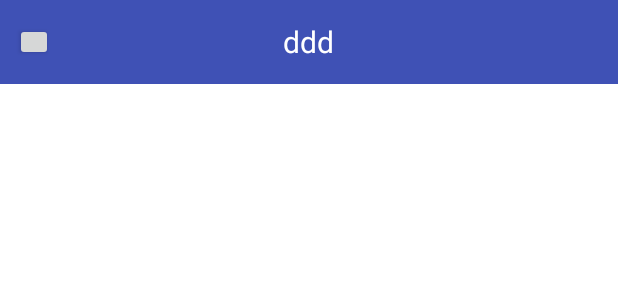
After one commit to Conanmxy/coolweather, an Android app: the layout choose_area.xml on its own in the app's theme, with its tools: preview values and no code run, on a phone screen of 412 x 824 dp. The commit adds this screen. Shown: the top 300 px of the screen. Run offline under Robolectric (Android 15) with nearby library versions, the phone set to English and light mode, and no system bars.

Commit message:
完成省市县三级列表的功能

```diff
--- a/app/src/main/AndroidManifest.xml
+++ b/app/src/main/AndroidManifest.xml
@@ -2,6 +2,7 @@
 <manifest xmlns:android="http://schemas.android.com/apk/res/android"
     package="com.coolweather.android">
 
+    <uses-permission android:name="android.permission.INTERNET"/>
     <application
         android:name="org.litepal.LitePalApplication"
         android:allowBackup="true"
--- /dev/null
+++ b/app/src/main/res/layout/choose_area.xml
@@ -0,0 +1,37 @@
+<?xml version="1.0" encoding="utf-8"?>
+<LinearLayout
+    xmlns:android="http://schemas.android.com/apk/res/android"
+    android:orientation="vertical"
+    android:layout_width="match_parent"
+    android:layout_height="match_parent"
+    android:background="#fff">
+
+    <RelativeLayout
+        android:layout_width="match_parent"
+        android:layout_height="?attr/actionBarSize"
+        android:background="?attr/colorPrimary">
+
+        <TextView
+            android:layout_width="wrap_content"
+            android:layout_height="wrap_content"
+            android:id="@+id/title_text"
+            android:layout_centerInParent="true"
+            android:textColor="#fff"
+            android:textSize="20sp"
+            android:text="ddd"/>
+
+        <Button
+            android:layout_width="25dp"
+            android:layout_height="25dp"
+            android:id="@+id/back_button"
+            android:layout_marginLeft="10dp"
+            android:layout_alignParentLeft="true"
+            android:layout_centerVertical="true"/>
+
+    </RelativeLayout>
+
+    <ListView
+        android:layout_width="match_parent"
+        android:layout_height="match_parent"
+        android:id="@+id/list_view"/>
+</LinearLayout>
--- a/app/src/main/res/values/styles.xml
+++ b/app/src/main/res/values/styles.xml
@@ -1,7 +1,7 @@
 <resources>
 
     <!-- Base application theme. -->
-    <style name="AppTheme" parent="Theme.AppCompat.Light.DarkActionBar">
+    <style name="AppTheme" parent="Theme.AppCompat.Light.NoActionBar">
         <!-- Customize your theme here. -->
         <item name="colorPrimary">@color/colorPrimary</item>
         <item name="colorPrimaryDark">@color/colorPrimaryDark</item>
```
Also changed, not shown: app/src/main/java/com/coolweather/android/ChooseAreaFragment.java (added, +240 -0 lines), app/src/main/java/com/coolweather/android/util/HttpUtil.java (added, +16 -0 lines), app/src/main/java/com/coolweather/android/util/Utility.java (added, +84 -0 lines), app/src/main/res/layout/activity_main.xml (+10 -13 lines).
